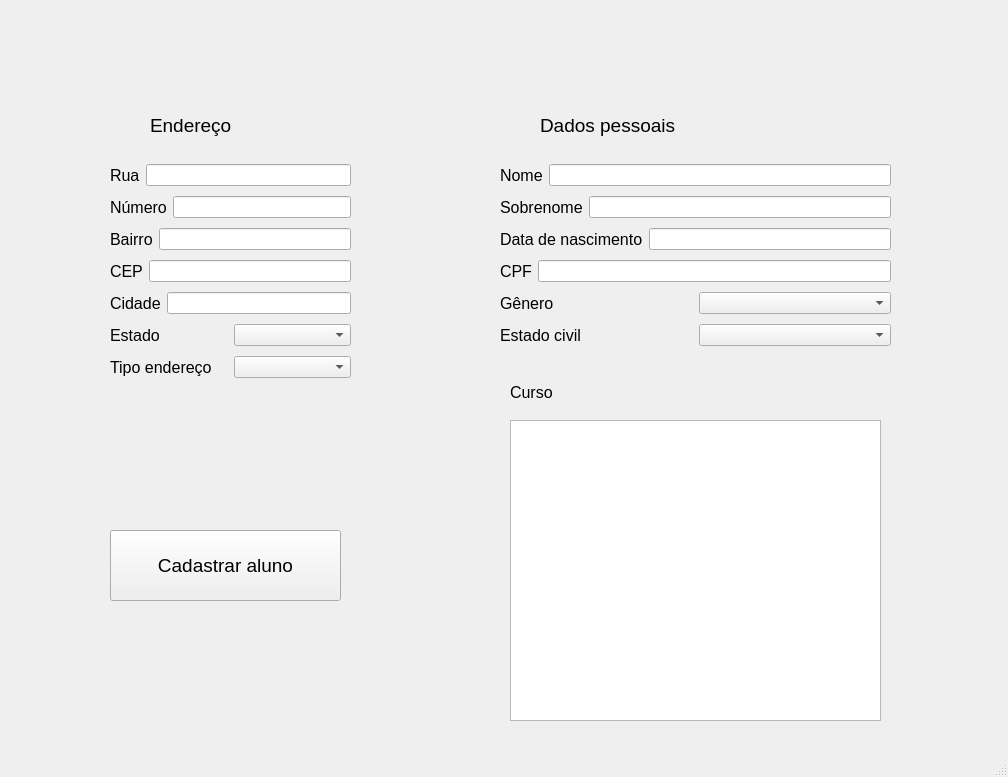
Above: departamento/gui/cadastro_aluno.ui from PedroWegner/projeto_final_desktop before the change. Below: the same form after it.
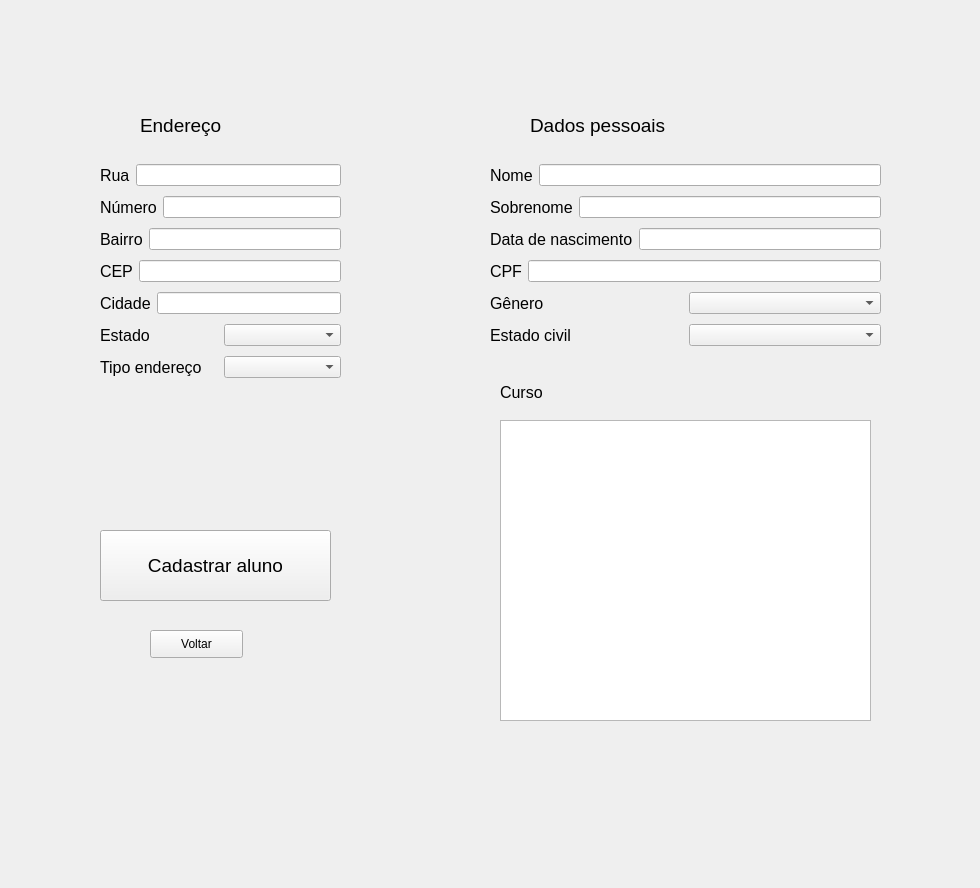
That is the form after the change.

```diff
--- a/departamento/gui/cadastro_aluno.ui
+++ b/departamento/gui/cadastro_aluno.ui
@@ -1,23 +1,22 @@
 <?xml version="1.0" encoding="UTF-8"?>
 <ui version="4.0">
- <class>MainWindow</class>
- <widget class="QMainWindow" name="MainWindow">
+ <class>Form</class>
+ <widget class="QWidget" name="Form">
   <property name="geometry">
    <rect>
     <x>0</x>
     <y>0</y>
-    <width>1008</width>
-    <height>777</height>
+    <width>980</width>
+    <height>888</height>
    </rect>
   </property>
   <property name="windowTitle">
    <string>MainWindow</string>
   </property>
-  <widget class="QWidget" name="centralwidget">
    <widget class="QLabel" name="label">
     <property name="geometry">
      <rect>
-      <x>150</x>
+     <x>140</x>
       <y>90</y>
       <width>111</width>
       <height>71</height>
@@ -32,46 +31,28 @@
      <string>Endereço</string>
     </property>
    </widget>
-   <widget class="QLabel" name="label_2">
+  <widget class="QLabel" name="label_16">
     <property name="geometry">
      <rect>
-      <x>540</x>
-      <y>90</y>
-      <width>231</width>
-      <height>71</height>
+     <x>500</x>
+     <y>380</y>
+     <width>191</width>
+     <height>25</height>
      </rect>
     </property>
     <property name="font">
      <font>
-      <pointsize>14</pointsize>
+     <pointsize>12</pointsize>
      </font>
     </property>
     <property name="text">
-     <string>Dados pessoais</string>
-    </property>
-   </widget>
-   <widget class="QPushButton" name="pushButton">
-    <property name="geometry">
-     <rect>
-      <x>110</x>
-      <y>530</y>
-      <width>231</width>
-      <height>71</height>
-     </rect>
-    </property>
-    <property name="font">
-     <font>
-      <pointsize>14</pointsize>
-     </font>
-    </property>
-    <property name="text">
-     <string>Cadastrar aluno</string>
+    <string>Curso</string>
     </property>
    </widget>
    <widget class="QWidget" name="layoutWidget">
     <property name="geometry">
      <rect>
-      <x>110</x>
+     <x>100</x>
       <y>160</y>
       <width>241</width>
       <height>226</height>
@@ -213,10 +194,46 @@
      </item>
     </layout>
    </widget>
-   <widget class="QWidget" name="layoutWidget">
+  <widget class="QPushButton" name="cadastrar_aluno_btn">
     <property name="geometry">
      <rect>
-      <x>500</x>
+     <x>100</x>
+     <y>530</y>
+     <width>231</width>
+     <height>71</height>
+    </rect>
+   </property>
+   <property name="font">
+    <font>
+     <pointsize>14</pointsize>
+    </font>
+   </property>
+   <property name="text">
+    <string>Cadastrar aluno</string>
+   </property>
+  </widget>
+  <widget class="QLabel" name="label_2">
+   <property name="geometry">
+    <rect>
+     <x>530</x>
+     <y>90</y>
+     <width>231</width>
+     <height>71</height>
+    </rect>
+   </property>
+   <property name="font">
+    <font>
+     <pointsize>14</pointsize>
+    </font>
+   </property>
+   <property name="text">
+    <string>Dados pessoais</string>
+   </property>
+  </widget>
+  <widget class="QWidget" name="layoutWidget_2">
+   <property name="geometry">
+    <rect>
+     <x>490</x>
       <y>160</y>
       <width>391</width>
       <height>193</height>
@@ -339,28 +356,23 @@
      </item>
     </layout>
    </widget>
-   <widget class="QLabel" name="label_16">
+  <widget class="QPushButton" name="voltar_btn">
     <property name="geometry">
      <rect>
-      <x>510</x>
-      <y>380</y>
-      <width>191</width>
-      <height>25</height>
-     </rect>
-    </property>
-    <property name="font">
-     <font>
-      <pointsize>12</pointsize>
-     </font>
-    </property>
+     <x>150</x>
+     <y>630</y>
+     <width>93</width>
+     <height>28</height>
+    </rect>
+   </property>
     <property name="text">
-     <string>Curso</string>
+    <string>Voltar</string>
     </property>
    </widget>
    <widget class="QListWidget" name="curso_input">
     <property name="geometry">
      <rect>
-      <x>510</x>
+     <x>500</x>
       <y>420</y>
       <width>371</width>
       <height>301</height>
@@ -370,8 +382,6 @@
      <enum>QAbstractItemView::ExtendedSelection</enum>
     </property>
    </widget>
-  </widget>
-  <widget class="QStatusBar" name="statusbar"/>
  </widget>
  <resources/>
  <connections/>
```
Left out of the diff: 2 changed lines with no effect on the pictures. Lines whose indentation alone changed are shown as unchanged.
